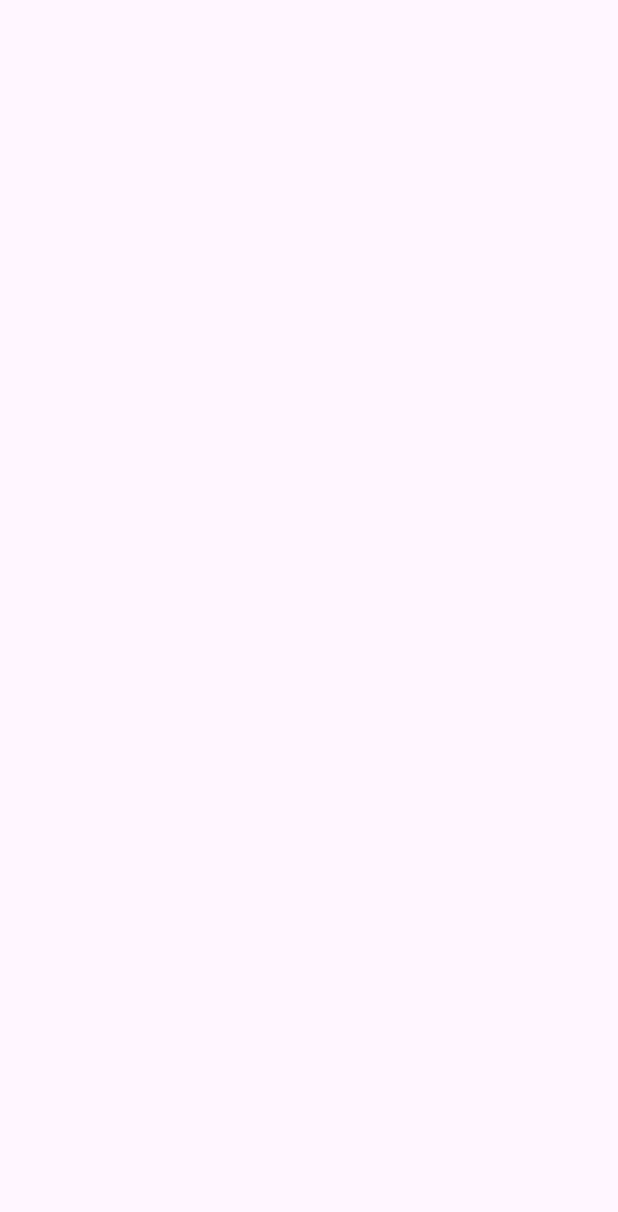
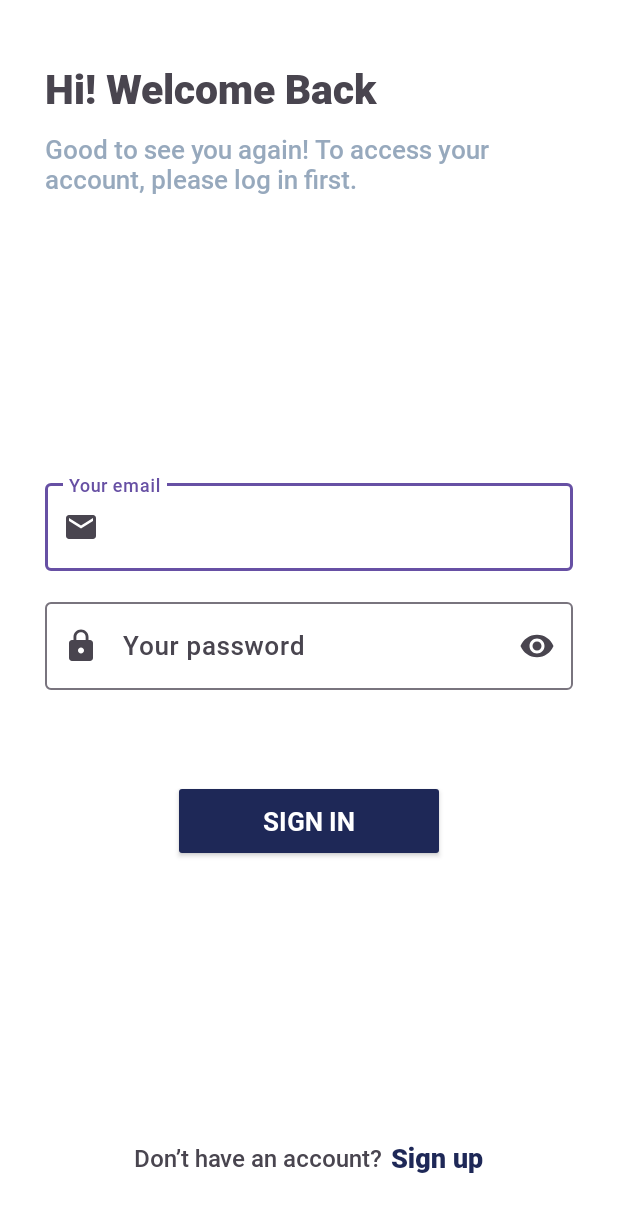
Before and after one commit to capstone-saysco/app, an Android app: the LoginActivity screen opened directly, with no data from a screen before it, on a phone screen of 412 x 824 dp. Before the commit the part shown is empty. Shown: the top 1212 px of the screen. Run offline under Robolectric (Android 15) with nearby library versions, the phone set to English and light mode, and no system bars.

Commit message:
add several package for UI

```diff
--- a/app/src/main/AndroidManifest.xml
+++ b/app/src/main/AndroidManifest.xml
@@ -13,10 +13,16 @@
         android:theme="@style/Theme.SaySco"
         tools:targetApi="31" >
         <activity
+            android:name=".ui.home.HomeActivity"
+            android:exported="false" />
+        <activity
+            android:name=".ui.register.RegisterActivity"
+            android:exported="false" />
+        <activity
             android:name=".ui.login.LoginActivity"
             android:exported="false" />
         <activity
-            android:name=".ui.home.MainActivity"
+            android:name=".ui.on_boarding.MainActivity"
             android:exported="true"
             android:theme="@style/Theme.App.SplashScreen" >
             <intent-filter>
--- /dev/null
+++ b/app/src/main/java/com/example/saysco/ui/home/HomeActivity.kt
@@ -0,0 +1,12 @@
+package com.example.saysco.ui.home
+
+import androidx.appcompat.app.AppCompatActivity
+import android.os.Bundle
+import com.example.saysco.R
+
+class HomeActivity : AppCompatActivity() {
+    override fun onCreate(savedInstanceState: Bundle?) {
+        super.onCreate(savedInstanceState)
+        setContentView(R.layout.activity_home)
+    }
+}
--- a/app/src/main/java/com/example/saysco/ui/home/MainActivity.kt
+++ b/app/src/main/java/com/example/saysco/ui/on_boarding/MainActivity.kt
@@ -1,4 +1,4 @@
-package com.example.saysco.ui.home
+package com.example.saysco.ui.on_boarding
 
 import android.content.Intent
 import android.os.Bundle
--- /dev/null
+++ b/app/src/main/java/com/example/saysco/ui/register/RegisterActivity.kt
@@ -0,0 +1,12 @@
+package com.example.saysco.ui.register
+
+import androidx.appcompat.app.AppCompatActivity
+import android.os.Bundle
+import com.example.saysco.R
+
+class RegisterActivity : AppCompatActivity() {
+    override fun onCreate(savedInstanceState: Bundle?) {
+        super.onCreate(savedInstanceState)
+        setContentView(R.layout.activity_register)
+    }
+}
--- /dev/null
+++ b/app/src/main/res/drawable/ic_email.xml
@@ -0,0 +1,5 @@
+<vector android:height="24dp" android:tint="#97A9BD"
+    android:viewportHeight="24" android:viewportWidth="24"
+    android:width="24dp" xmlns:android="http://schemas.android.com/apk/res/android">
+    <path android:fillColor="@android:color/white" android:pathData="M20,4L4,4c-1.1,0 -1.99,0.9 -1.99,2L2,18c0,1.1 0.9,2 2,2h16c1.1,0 2,-0.9 2,-2L22,6c0,-1.1 -0.9,-2 -2,-2zM20,8l-8,5 -8,-5L4,6l8,5 8,-5v2z"/>
+</vector>
--- /dev/null
+++ b/app/src/main/res/drawable/ic_lock.xml
@@ -0,0 +1,5 @@
+<vector android:height="24dp" android:tint="#97A9BD"
+    android:viewportHeight="24" android:viewportWidth="24"
+    android:width="24dp" xmlns:android="http://schemas.android.com/apk/res/android">
+    <path android:fillColor="@android:color/white" android:pathData="M18,8h-1L17,6c0,-2.76 -2.24,-5 -5,-5S7,3.24 7,6v2L6,8c-1.1,0 -2,0.9 -2,2v10c0,1.1 0.9,2 2,2h12c1.1,0 2,-0.9 2,-2L20,10c0,-1.1 -0.9,-2 -2,-2zM12,17c-1.1,0 -2,-0.9 -2,-2s0.9,-2 2,-2 2,0.9 2,2 -0.9,2 -2,2zM15.1,8L8.9,8L8.9,6c0,-1.71 1.39,-3.1 3.1,-3.1 1.71,0 3.1,1.39 3.1,3.1v2z"/>
+</vector>
--- /dev/null
+++ b/app/src/main/res/layout/activity_home.xml
@@ -0,0 +1,9 @@
+<?xml version="1.0" encoding="utf-8"?>
+<androidx.constraintlayout.widget.ConstraintLayout xmlns:android="http://schemas.android.com/apk/res/android"
+    xmlns:app="http://schemas.android.com/apk/res-auto"
+    xmlns:tools="http://schemas.android.com/tools"
+    android:layout_width="match_parent"
+    android:layout_height="match_parent"
+    tools:context=".ui.home.HomeActivity">
+
+</androidx.constraintlayout.widget.ConstraintLayout>
--- a/app/src/main/res/layout/activity_login.xml
+++ b/app/src/main/res/layout/activity_login.xml
@@ -4,6 +4,108 @@
     xmlns:tools="http://schemas.android.com/tools"
     android:layout_width="match_parent"
     android:layout_height="match_parent"
-    tools:context=".ui.login.LoginActivity">
+    tools:context=".ui.login.LoginActivity"
+    android:paddingHorizontal="30dp"
+    android:paddingVertical="40dp">
+    <TextView
+        android:id="@+id/title_login"
+        android:layout_width="match_parent"
+        android:layout_height="wrap_content"
+        android:text="@string/title_login"
+        android:textSize="27sp"
+        android:fontFamily="@font/roboto_black"
+        app:layout_constraintStart_toStartOf="parent"
+        app:layout_constraintTop_toTopOf="parent"/>
+    <TextView
+        android:id="@+id/subtitle_login"
+        android:layout_width="match_parent"
+        android:layout_height="wrap_content"
+        android:layout_marginTop="10dp"
+        android:textSize="17sp"
+        android:text="@string/subtitle_login"
+        android:textColor="@color/gray_light"
+        android:fontFamily="@font/roboto_medium"
+        app:layout_constraintTop_toBottomOf="@id/title_login"/>
+    <androidx.constraintlayout.widget.ConstraintLayout
+        android:layout_width="match_parent"
+        android:layout_height="wrap_content"
+        app:layout_constraintTop_toBottomOf="@id/subtitle_login"
+        app:layout_constraintBottom_toTopOf="@id/liner_layout">
+        <com.google.android.material.textfield.TextInputLayout
+            android:id="@+id/ed_email_layout"
+            android:layout_width="match_parent"
+            android:layout_height="wrap_content"
+            app:startIconDrawable="@drawable/ic_email"
+            app:startIconContentDescription="@string/email_icon"
+            app:layout_constraintBottom_toTopOf="@id/ed_pw_layout"
+            app:layout_constraintStart_toStartOf="parent"
+            app:layout_constraintEnd_toEndOf="parent">
+            <com.google.android.material.textfield.TextInputEditText
+                android:id="@+id/ed_email"
+                android:layout_height="wrap_content"
+                android:layout_width="match_parent"
+                android:hint="@string/hint_email"
+                android:inputType="textEmailAddress"
+                android:textSize="17sp"
+                android:fontFamily="@font/roboto_medium"/>
+        </com.google.android.material.textfield.TextInputLayout>
+        <com.google.android.material.textfield.TextInputLayout
+            android:id="@+id/ed_pw_layout"
+            android:layout_width="0dp"
+            android:layout_height="wrap_content"
+            android:layout_marginTop="15dp"
+            app:startIconDrawable="@drawable/ic_lock"
+            app:startIconContentDescription="@string/email_icon"
+            app:endIconMode="password_toggle"
+            app:layout_constraintStart_toStartOf="parent"
+            app:layout_constraintEnd_toEndOf="parent"
+            app:layout_constraintTop_toBottomOf="@id/ed_email_layout">
+            <com.google.android.material.textfield.TextInputEditText
+                android:id="@+id/ed_pw"
+                android:layout_height="wrap_content"
+                android:layout_width="match_parent"
+                android:hint="@string/hint_pw"
+                android:inputType="textPassword"
+                android:textSize="17sp"
+                android:fontFamily="@font/roboto_medium"/>
+        </com.google.android.material.textfield.TextInputLayout>
+        <Button
+            android:id="@+id/signin_btn"
+            android:layout_width="wrap_content"
+            android:layout_height="wrap_content"
+            android:layout_marginTop="60dp"
+            android:paddingHorizontal="60dp"
+            android:paddingVertical="15dp"
+            android:text="@string/signin_label"
+            android:textSize="17sp"
+            android:fontFamily="@font/roboto_bold"
+            android:backgroundTint="@color/blue"
+            app:layout_constraintStart_toStartOf="parent"
+            app:layout_constraintEnd_toEndOf="parent"
+            app:layout_constraintTop_toBottomOf="@id/ed_pw_layout"/>
+    </androidx.constraintlayout.widget.ConstraintLayout>
 
+    <LinearLayout
+        android:id="@+id/liner_layout"
+        android:layout_width="match_parent"
+        android:layout_height="wrap_content"
+        android:orientation="horizontal"
+        app:layout_constraintBottom_toBottomOf="parent"
+        android:gravity="center">
+        <TextView
+            android:layout_width="wrap_content"
+            android:layout_height="wrap_content"
+            android:text="@string/go_to_signup"
+            android:fontFamily="@font/roboto_medium"
+            android:textSize="16sp"/>
+        <TextView
+            android:id="@+id/go_to_signup_btn"
+            android:layout_width="wrap_content"
+            android:layout_height="wrap_content"
+            android:layout_marginStart="5dp"
+            android:text="@string/signup_label"
+            android:fontFamily="@font/roboto_black"
+            android:textColor="@color/blue"
+            android:textSize="18sp"/>
+    </LinearLayout>
 </androidx.constraintlayout.widget.ConstraintLayout>
--- a/app/src/main/res/layout/activity_main.xml
+++ b/app/src/main/res/layout/activity_main.xml
@@ -4,7 +4,7 @@
     xmlns:tools="http://schemas.android.com/tools"
     android:layout_width="match_parent"
     android:layout_height="match_parent"
-    tools:context=".ui.home.MainActivity"
+    tools:context=".ui.on_boarding.MainActivity"
     android:padding="20dp">
 
     <androidx.constraintlayout.widget.ConstraintLayout
@@ -48,9 +48,11 @@
         android:id="@+id/welcome_btn"
         android:layout_width="wrap_content"
         android:layout_height="wrap_content"
-        android:paddingHorizontal="40dp"
+        android:paddingHorizontal="60dp"
         android:paddingVertical="15dp"
         android:text="@string/start_btn"
+        android:textSize="17sp"
+        android:fontFamily="@font/roboto_bold"
         android:backgroundTint="@color/blue"
         app:layout_constraintStart_toStartOf="parent"
         app:layout_constraintEnd_toEndOf="parent"
--- /dev/null
+++ b/app/src/main/res/layout/activity_register.xml
@@ -0,0 +1,9 @@
+<?xml version="1.0" encoding="utf-8"?>
+<androidx.constraintlayout.widget.ConstraintLayout xmlns:android="http://schemas.android.com/apk/res/android"
+    xmlns:app="http://schemas.android.com/apk/res-auto"
+    xmlns:tools="http://schemas.android.com/tools"
+    android:layout_width="match_parent"
+    android:layout_height="match_parent"
+    tools:context=".ui.register.RegisterActivity">
+
+</androidx.constraintlayout.widget.ConstraintLayout>
--- a/app/src/main/res/values/strings.xml
+++ b/app/src/main/res/values/strings.xml
@@ -4,4 +4,12 @@
     <string name="welcome">Welcome to SaySco</string>
     <string name="welcome_desc">Essay grading is precise and easy. Our essay grading feature has been thoroughly researched and tested to ensure that it is of the highest quality and ready to help you.</string>
     <string name="start_btn">Get Started</string>
+    <string name="title_login">Hi! Welcome Back</string>
+    <string name="subtitle_login">Good to see you again! To access your account, please log in first.</string>
+    <string name="email_icon">Icon email</string>
+    <string name="hint_pw">Your password</string>
+    <string name="hint_email">Your email</string>
+    <string name="signin_label">Sign in</string>
+    <string name="go_to_signup">Don’t have an account?</string>
+    <string name="signup_label">Sign up</string>
 </resources>
--- a/app/src/main/res/values/themes.xml
+++ b/app/src/main/res/values/themes.xml
@@ -3,13 +3,20 @@
     <style name="Base.Theme.SaySco" parent="Theme.Material3.DayNight.NoActionBar">
         <!-- Customize your light theme here. -->
         <!-- <item name="colorPrimary">@color/my_light_primary</item> -->
+        <item name="android:windowBackground">@color/white</item>
+        <item name="android:buttonStyle">@style/MyButtonStyle</item>
     </style>
 
     <style name="Theme.SaySco" parent="Base.Theme.SaySco" />
 
+    <style name="MyButtonStyle" parent="Widget.AppCompat.Button">
+        <item name="android:textColor">@color/white</item>
+    </style>
+
     <style name="Theme.App.SplashScreen" parent="Theme.SplashScreen">
         <item name="windowSplashScreenBackground">@color/white</item>
         <item name="windowSplashScreenAnimatedIcon">@drawable/ic_launcher_foreground</item>
+        <item name="android:buttonStyle">@style/MyButtonStyle</item>
         <item name="postSplashScreenTheme">@style/Base.Theme.SaySco</item>
     </style>
 </resources>
```
